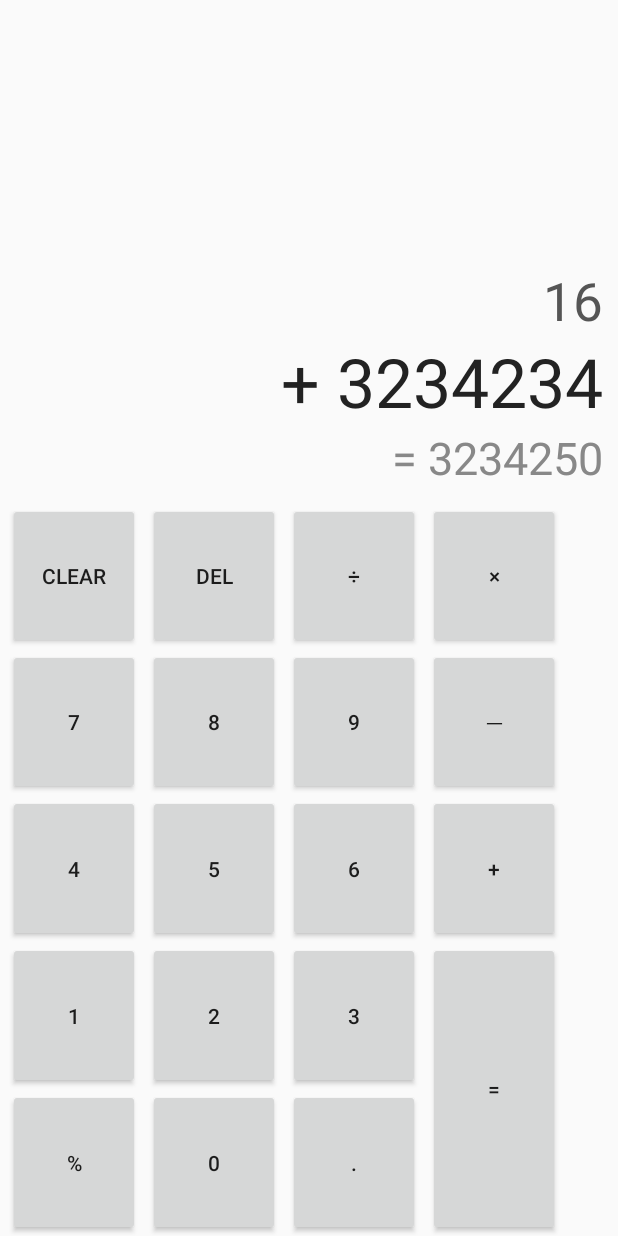
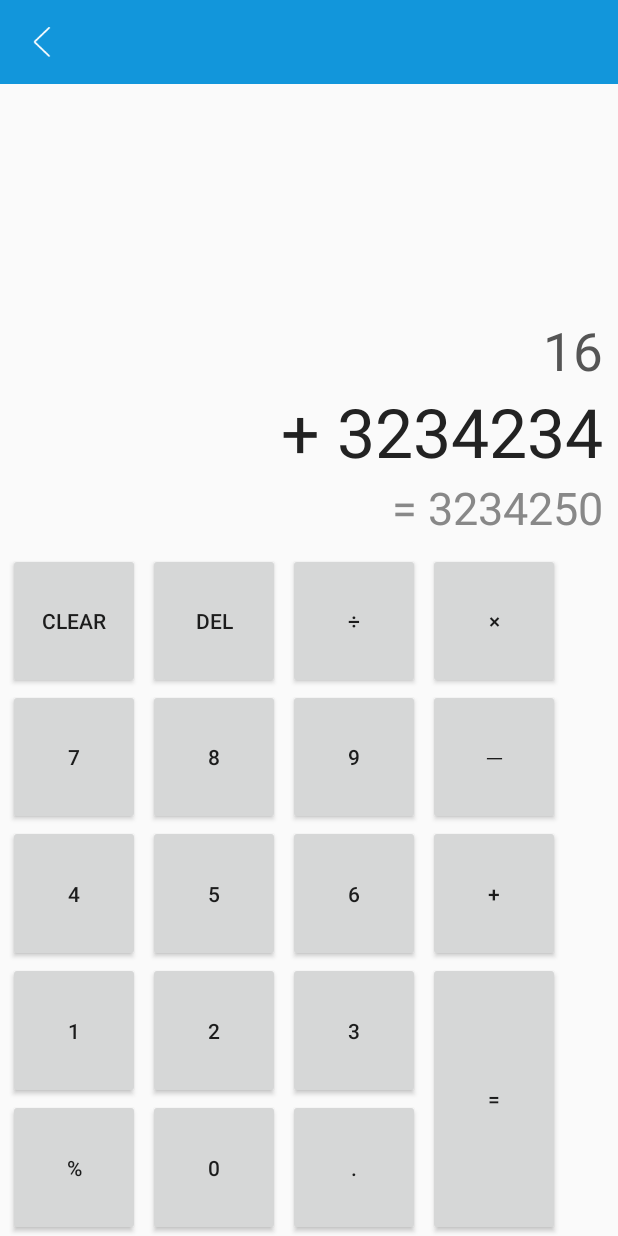
Before and after one commit to wchhuangya/Pandora, an Android app: the layout calculator.xml on its own in the app's theme, with its tools: preview values and no code run, on a phone screen of 412 x 824 dp. Run offline under Robolectric (Android 15) with nearby library versions, the phone set to English and light mode, and no system bars.

Commit message:
1. 引入用于显示圆角/形图片的控件； 2. 新增：计算器 Activity； 3. 修改：侧滑菜单变为 NavigationView，制作侧滑菜单界面；

```diff
--- a/app/build.gradle
+++ b/app/build.gradle
@@ -69,4 +69,7 @@ dependencies {
     compile 'cn.bmob.android:bmob-sdk:3.5.0'
     //如果你想应用能够兼容Android6.0，请添加此依赖(org.apache.http.legacy.jar)
     compile 'cn.bmob.android:http-legacy:1.0'
+
+    // 圆角图片
+    compile 'com.makeramen:roundedimageview:2.2.1'
 }
--- a/app/src/main/AndroidManifest.xml
+++ b/app/src/main/AndroidManifest.xml
@@ -19,8 +19,11 @@
 
         <activity android:name=".view.activity.news.NewsDetailActivity" android:screenOrientation="portrait" />
 
+        <activity android:name=".view.activity.calculator.CalculatorActivity" android:screenOrientation="portrait" />
+
     </application>
 
     <uses-permission android:name="android.permission.INTERNET"/>
+    <uses-permission android:name="android.permission.WRITE_EXTERNAL_STORAGE"/>
 
 </manifest>
--- a/app/src/main/java/com/ch/wchhuangya/android/pandora/view/activity/calculator/CalculatorFragment.java
+++ b/app/src/main/java/com/ch/wchhuangya/android/pandora/view/fragment/calculator/CalculatorFragment.java
@@ -1,4 +1,4 @@
-package com.ch.wchhuangya.android.pandora.view.activity.calculator;
+package com.ch.wchhuangya.android.pandora.view.fragment.calculator;
 
 import android.databinding.DataBindingUtil;
 import android.os.Bundle;
@@ -26,7 +26,8 @@ public class CalculatorFragment extends Fragment {
     public View onCreateView(LayoutInflater inflater, @Nullable ViewGroup container, @Nullable Bundle savedInstanceState) {
         mBinding = DataBindingUtil.inflate(inflater, R.layout.calculator, container, false);
         mCalVM = new CalculatorVM(getContext());
-        mBinding.setCal(mCalVM);
+        mCalVM.barTitle.set("计算器");
+        mBinding.setVm(mCalVM);
         return mBinding.getRoot();
     }
 
--- a/app/src/main/java/com/ch/wchhuangya/android/pandora/vm/BaseVM.java
+++ b/app/src/main/java/com/ch/wchhuangya/android/pandora/vm/BaseVM.java
@@ -2,6 +2,7 @@ package com.ch.wchhuangya.android.pandora.vm;
 
 import android.content.Context;
 import android.databinding.ObservableBoolean;
+import android.databinding.ObservableField;
 import android.support.v4.app.Fragment;
 import android.support.v7.app.AppCompatActivity;
 
@@ -20,6 +21,7 @@ public abstract class BaseVM {
     public ObservableBoolean listShow = new ObservableBoolean(false);
     public ObservableBoolean pbShow = new ObservableBoolean(true);
     public ObservableBoolean tipsShow = new ObservableBoolean(false);
+    public ObservableField<String> barTitle = new ObservableField<>("");
 
     /** VM 模式中，View 引用的持有 */
     protected AppCompatActivity mActivity;
--- a/app/src/main/res/layout/calculator.xml
+++ b/app/src/main/res/layout/calculator.xml
@@ -4,7 +4,7 @@
         xmlns:app="http://schemas.android.com/apk/res-auto">
     <data>
         <variable
-            name="cal"
+            name="vm"
             type="com.ch.wchhuangya.android.pandora.vm.calculator.CalculatorVM"/>
     </data>
 
@@ -12,6 +12,12 @@
                   android:layout_width="match_parent"
                   android:layout_height="match_parent"
                   android:orientation="vertical">
+
+        <include
+            android:id="@+id/toolbar"
+            layout="@layout/common_toolbar"
+            app:vm="@{vm}"
+            />
 
         <LinearLayout
             android:layout_width="match_parent"
@@ -29,7 +35,7 @@
                 android:gravity="right"
                 android:maxLines="1"
                 android:paddingRight="10dp"
-                android:text="@{cal.secondNum}"
+                android:text="@{vm.secondNum}"
                 android:textColor="#555"
                 android:textSize="35sp"
                 tools:text="16"
@@ -42,7 +48,7 @@
                 android:gravity="right"
                 android:maxLines="1"
                 android:paddingRight="10dp"
-                android:text="@{cal.firstNum}"
+                android:text="@{vm.firstNum}"
                 android:textColor="#222"
                 android:textSize="45sp"
                 tools:text="+ 3234234"
@@ -55,7 +61,7 @@
                 android:gravity="right"
                 android:maxLines="1"
                 android:paddingRight="10dp"
-                android:text="@{cal.resNum}"
+                android:text="@{vm.resNum}"
                 android:textColor="#888"
                 android:textSize="30sp"
                 tools:text="= 3234250"
@@ -78,7 +84,7 @@
                 android:layout_marginRight="5dp"
                 app:layout_rowWeight="1"
                 android:text="clear"
-                android:onClick="@{() -> cal.clear()}"
+                android:onClick="@{() -> vm.clear()}"
                 />
 
             <Button
@@ -86,7 +92,7 @@
                 android:layout_marginRight="5dp"
                 app:layout_rowWeight="1"
                 android:text="del"
-                android:onClick="@{() -> cal.del()}"
+                android:onClick="@{() -> vm.del()}"
                 />
 
             <Button
@@ -94,14 +100,14 @@
                 android:layout_marginRight="5dp"
                 app:layout_rowWeight="1"
                 android:text="÷"
-                android:onClick="@{cal::operatorClick}"
+                android:onClick="@{vm::operatorClick}"
                 />
 
             <Button
                 android:id="@+id/cal_multiply"
                 app:layout_rowWeight="1"
                 android:text="×"
-                android:onClick="@{cal::operatorClick}"
+                android:onClick="@{vm::operatorClick}"
                 />
 
             <Button
@@ -109,28 +115,28 @@
                 android:layout_marginLeft="5dp"
                 app:layout_rowWeight="1"
                 android:text="7"
-                android:onClick="@{cal::numClick}"
+                android:onClick="@{vm::numClick}"
                 />
 
             <Button
                 android:id="@+id/cal_8"
                 app:layout_rowWeight="1"
                 android:text="8"
-                android:onClick="@{cal::numClick}"
+                android:onClick="@{vm::numClick}"
                 />
 
             <Button
                 android:id="@+id/cal_9"
                 app:layout_rowWeight="1"
                 android:text="9"
-                android:onClick="@{cal::numClick}"
+                android:onClick="@{vm::numClick}"
                 />
 
             <Button
                 android:id="@+id/cal_minus"
                 app:layout_rowWeight="1"
                 android:text="－"
-                android:onClick="@{cal::operatorClick}"
+                android:onClick="@{vm::operatorClick}"
                 />
 
             <Button
@@ -138,28 +144,28 @@
                 android:layout_marginLeft="5dp"
                 app:layout_rowWeight="1"
                 android:text="4"
-                android:onClick="@{cal::numClick}"
+                android:onClick="@{vm::numClick}"
                 />
 
             <Button
                 android:id="@+id/cal_5"
                 app:layout_rowWeight="1"
                 android:text="5"
-                android:onClick="@{cal::numClick}"
+                android:onClick="@{vm::numClick}"
                 />
 
             <Button
                 android:id="@+id/cal_6"
                 app:layout_rowWeight="1"
                 android:text="6"
-                android:onClick="@{cal::numClick}"
+                android:onClick="@{vm::numClick}"
                 />
 
             <Button
                 android:id="@+id/cal_add"
                 app:layout_rowWeight="1"
                 android:text="+"
-                android:onClick="@{cal::operatorClick}"
+                android:onClick="@{vm::operatorClick}"
                 />
 
             <Button
@@ -167,21 +173,21 @@
                 android:layout_marginLeft="5dp"
                 app:layout_rowWeight="1"
                 android:text="1"
-                android:onClick="@{cal::numClick}"
+                android:onClick="@{vm::numClick}"
                 />
 
             <Button
                 android:id="@+id/cal_2"
                 app:layout_rowWeight="1"
                 android:text="2"
-                android:onClick="@{cal::numClick}"
+                android:onClick="@{vm::numClick}"
                 />
 
             <Button
                 android:id="@+id/cal_3"
                 app:layout_rowWeight="1"
                 android:text="3"
-                android:onClick="@{cal::numClick}"
+                android:onClick="@{vm::numClick}"
                 />
 
             <Button
@@ -190,7 +196,7 @@
                 app:layout_rowWeight="1"
                 app:layout_gravity="fill_vertical"
                 android:text="="
-                android:onClick="@{() -> cal.equalsClick()}"
+                android:onClick="@{() -> vm.equalsClick()}"
                 />
 
             <Button
@@ -198,21 +204,21 @@
                 android:layout_marginLeft="5dp"
                 app:layout_rowWeight="1"
                 android:text="%"
-                android:onClick="@{() -> cal.percentClick()}"
+                android:onClick="@{() -> vm.percentClick()}"
                 />
 
             <Button
                 android:id="@+id/cal_zero"
                 app:layout_rowWeight="1"
                 android:text="0"
-                android:onClick="@{cal::numClick}"
+                android:onClick="@{vm::numClick}"
                 />
 
             <Button
                 android:id="@+id/cal_dot"
                 app:layout_rowWeight="1"
                 android:text="."
-                android:onClick="@{() -> cal.dotClick()}"
+                android:onClick="@{() -> vm.dotClick()}"
                 />
 
         </android.support.v7.widget.GridLayout>
--- /dev/null
+++ b/app/src/main/res/layout/common_toolbar.xml
@@ -0,0 +1,24 @@
+<?xml version="1.0" encoding="utf-8"?>
+<layout  xmlns:android="http://schemas.android.com/apk/res/android"
+         xmlns:app="http://schemas.android.com/apk/res-auto">
+    <data>
+        <variable
+            name="vm"
+            type="com.ch.wchhuangya.android.pandora.vm.BaseVM"/>
+    </data>
+
+    <LinearLayout
+        android:layout_width="match_parent"
+        android:layout_height="wrap_content"
+        android:orientation="vertical">
+        <android.support.v7.widget.Toolbar
+            android:id="@+id/common_toolbar"
+            android:layout_width="match_parent"
+            android:layout_height="?attr/actionBarSize"
+            android:background="?attr/colorPrimary"
+            app:navigationIcon="@mipmap/toolbar_back"
+            app:titleTextColor="@color/textColorPrimary"
+            app:title="@{vm.barTitle}"
+            />
+    </LinearLayout>
+</layout>
--- a/app/src/main/res/values/strings.xml
+++ b/app/src/main/res/values/strings.xml
@@ -2,4 +2,6 @@
     <string name="app_name">Pandora</string>
     <string name="search">搜索</string>
     <string name="load_more">上拉加载更多</string>
+    <string name="home">首页</string>
+    <string name="calculator">计算器</string>
 </resources>
```
Also changed, not shown: app/src/main/java/com/ch/wchhuangya/android/pandora/view/activity/MainActivity.java (+33 -3 lines), app/src/main/java/com/ch/wchhuangya/android/pandora/view/activity/calculator/CalculatorActivity.java (added, +38 -0 lines), app/src/main/java/com/ch/wchhuangya/android/pandora/view/fragment/tools/ToolsFragment.java (added, +23 -0 lines), app/src/main/res/drawable/drawer_header_bg.xml (added, +8 -0 lines), app/src/main/res/layout/drawer_header.xml (added, +51 -0 lines), app/src/main/res/layout/main.xml (+11 -25 lines), app/src/main/res/menu/drawer_menu.xml (added, +16 -0 lines), app/src/main/res/mipmap-mdpi/user_default.png (added), app/src/main/res/mipmap-xhdpi/nav_calculator.png (added), app/src/main/res/mipmap-xhdpi/nav_home.png (added).
